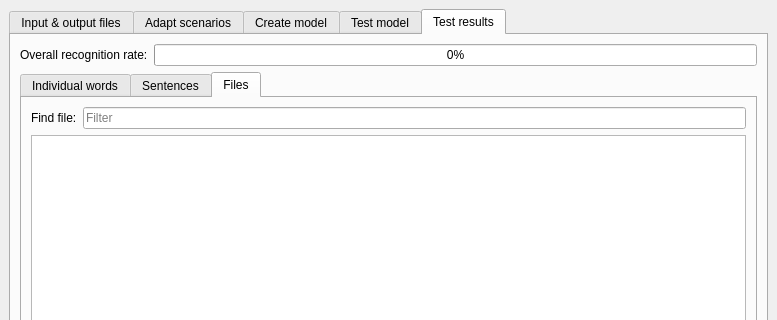
This is sam/src/main.ui in KDE/simon as Qt 5 draws it before an edit; both pictures show x 0 to 777 and y 0 to 320 of the 777 by 600 pixel window. The edited form follows.
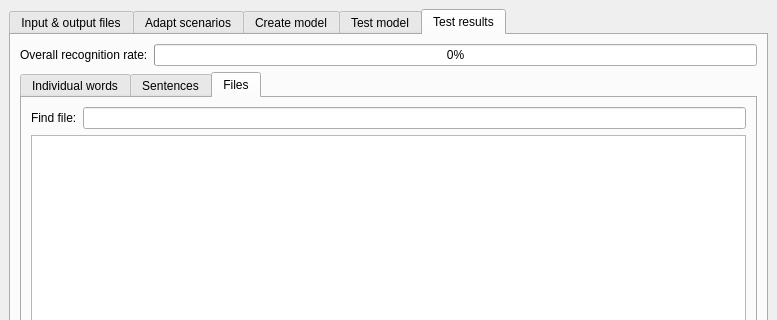
This is the edited form. The open tabs and pages were chosen to show the change. Custom widgets are drawn as their Qt base class.

Commit message: Switching text in line edit form qt setPlaceHolder to setClickMessage

Patch:
```diff
--- a/sam/src/main.ui
+++ b/sam/src/main.ui
@@ -602,7 +602,7 @@
               </item>
               <item>
                <widget class="KLineEdit" name="leResultFilesFilter">
-                <property name="placeholderText">
+                <property name="clickMessage">
                  <string>Filter</string>
                 </property>
                </widget>
```
Left out of the diff: 4 changed lines with no effect on the pictures.
